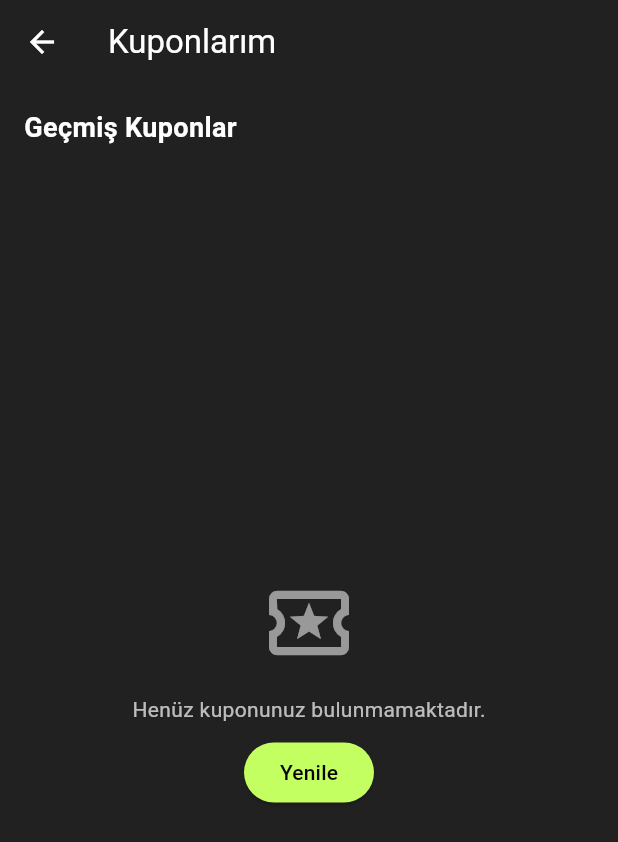
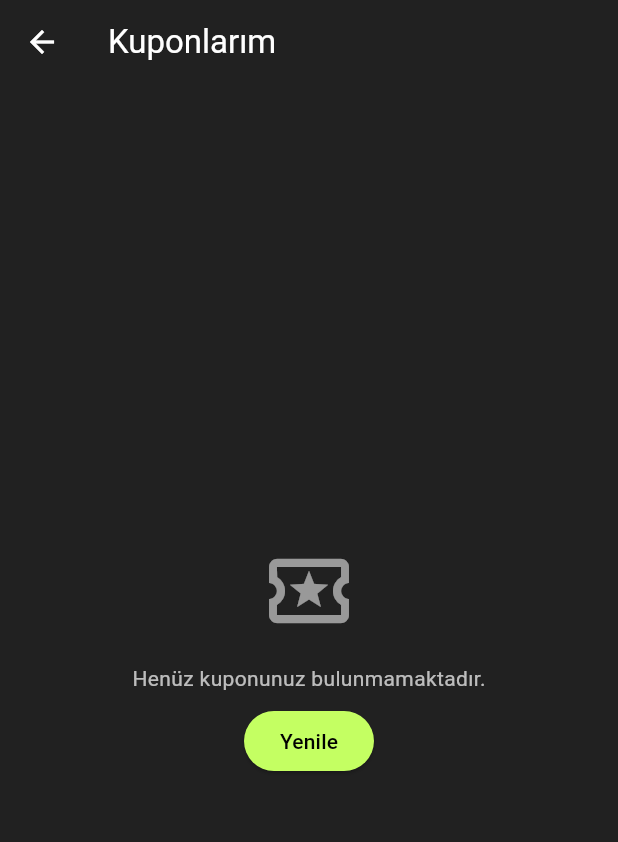
Before and after one commit to ardacelik07/MovliqFlutter, a Flutter app: the CouponScreen screen opened directly, on a phone screen of 412 x 824 dp. Shown: the top 842 px of the screen. Run offline on Flutter 3.47's test engine with Material 3 defaults, Android fonts, the phone set to English and light mode, and no system bars; our stand-ins replace avatar_glow, cached_network_image, fl_chart, flutter_riverpod, flutter_svg, font_awesome_flutter and 12 more; missing offline and left inert: dart:ffi, signalr_netcore; accounts and stored records are empty; generated files the repository leaves out were written again.

Commit message:
little changes

```diff
--- a/lib/features/auth/presentation/screens/coupon_screen.dart
+++ b/lib/features/auth/presentation/screens/coupon_screen.dart
@@ -36,7 +36,7 @@ class CouponScreen extends ConsumerWidget {
         child: Column(
           crossAxisAlignment: CrossAxisAlignment.start,
           children: [
-            const Text(
+            /*const Text(
               'Geçmiş Kuponlar',
               style: TextStyle(
                 color: Colors.white, // Apply white text color
@@ -44,7 +44,7 @@ class CouponScreen extends ConsumerWidget {
                 fontWeight: FontWeight.bold,
               ),
             ),
-            const SizedBox(height: 16),
+            const SizedBox(height: 16),*/
             Expanded(
               child: couponsAsyncValue.when(
                 data: (coupons) {
--- a/lib/features/auth/presentation/screens/home_page.dart
+++ b/lib/features/auth/presentation/screens/home_page.dart
@@ -522,7 +522,7 @@ class _HomePageState extends ConsumerState<HomePage> {
                     ),
 
                     // --- Special Races Section (Horizontal Scroll) ---
-                    Padding(
+                    /*Padding(
                       padding: const EdgeInsets.only(
                           left: 16.0,
                           top: 16.0,
@@ -676,7 +676,7 @@ class _HomePageState extends ConsumerState<HomePage> {
                           ),
                         ],
                       ),
-                    ),
+                    ),*/
                     const SizedBox(height: 20), // Add some bottom padding
                   ],
                 ),
```
